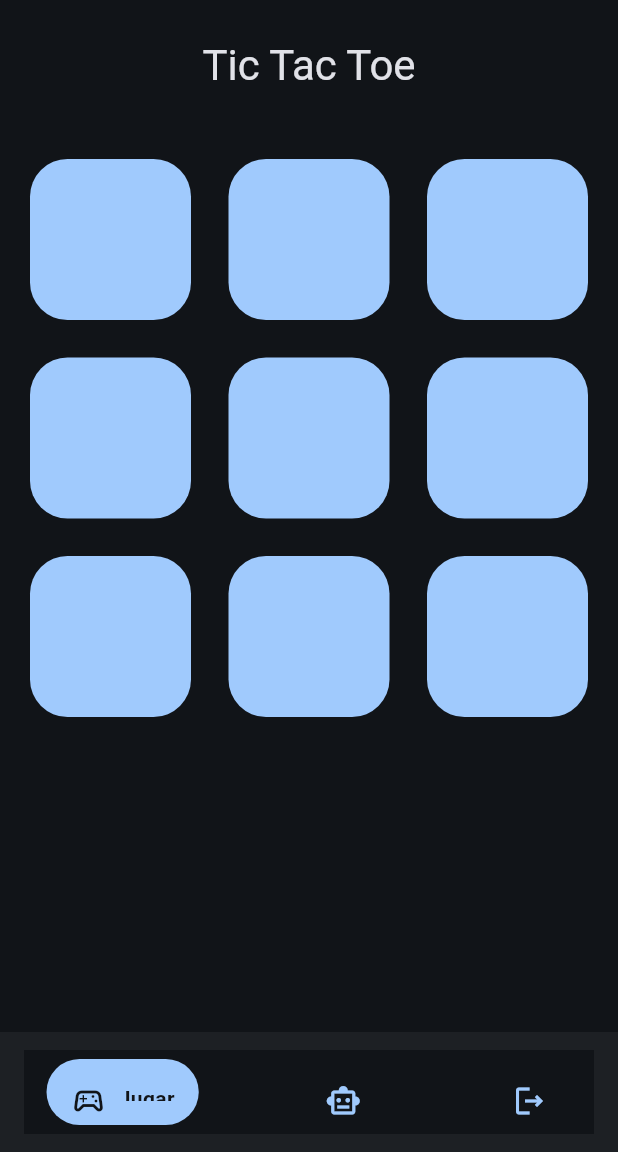
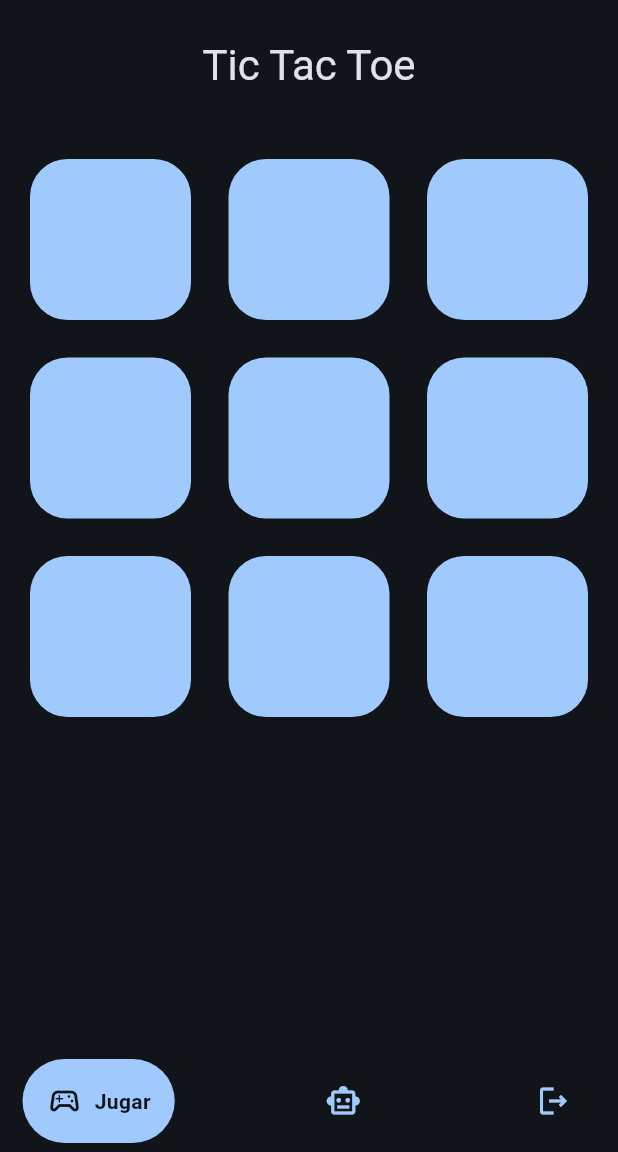
Before and after one commit to CamiloAyala/DADM, a Flutter app: the screen it shows after launch, on a phone screen of 412 x 824 dp, the part 84-1236 px from its top. Run offline on Flutter 3.47's test engine with Material 2 defaults, Android fonts, the light colour scheme and no system bars; drawn by our look-alikes of google_nav_bar; our stand-ins replace stacked.

Commit message:
Bottom navbar fixed

```diff
--- a/reto_4/lib/views/bottom_navbar/bottom_navbar_view.dart
+++ b/reto_4/lib/views/bottom_navbar/bottom_navbar_view.dart
@@ -21,13 +21,13 @@ class BottomNavbarView extends StatelessWidget
   {
     return ViewModelBuilder.reactive(
       viewModelBuilder: () => BottomNavbarViewModel(),
-      builder: (context, BottomNavbarViewModel model, child) => BottomAppBar(
+      builder: (context, BottomNavbarViewModel model, child) => SafeArea(
         child: Container(
           color: Theme.of(context).colorScheme.background,
           child: Padding(
             padding: const EdgeInsets.symmetric(vertical: 6, horizontal: 15),
             child: GNav(
-              backgroundColor: Theme.of(context).colorScheme.background,
+              backgroundColor: Theme.of(context).colorScheme.surface,
               color: Theme.of(context).colorScheme.primary,
               activeColor: Theme.of(context).colorScheme.background,
               tabBackgroundColor: Theme.of(context).colorScheme.primary,
```
